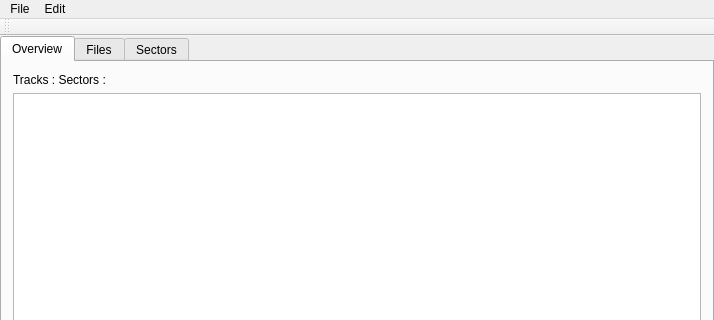
Above: DiskSwissKnife/diskswissknife.ui from cpcsdk/cpctools before the change; both pictures show x 0 to 714 and y 0 to 320 of the 714 by 667 pixel window. Below: the same form after it.
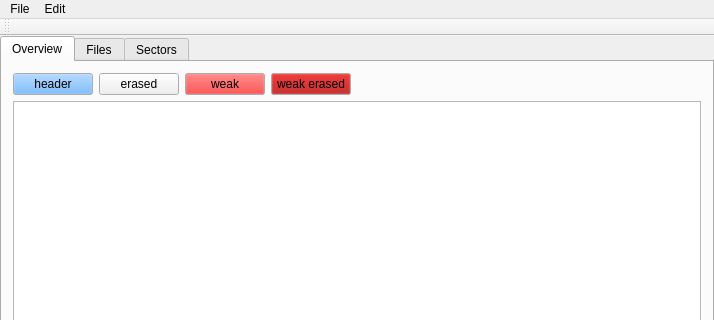
That is the form after the change. The open tabs and pages were chosen to show the change. Custom widgets are drawn as their Qt base class.

Commit message: * Reloaded : remove disk editor since it is now an external app  * reloaded fdc : track info stores gap3 (not used for emulation, but used for DiskSwissKnife)  * Reloaded : change FDC access logging to display more info  * Reloaded : some tweaks to the fdc code. Will be replaced by OffseT's one eventually.  * DiskSwissKnife : lots of improvements. draw the max size of a track to help detecting broken dsk files (there are a lot), browse around sectors

Patch:
```diff
--- a/DiskSwissKnife/diskswissknife.ui
+++ b/DiskSwissKnife/diskswissknife.ui
@@ -32,11 +32,169 @@
        </attribute>
        <layout class="QVBoxLayout" name="verticalLayout_2">
         <item>
-         <widget class="QLabel" name="dskInfoLabel">
-          <property name="text">
-           <string>Tracks : Sectors :</string>
-          </property>
-         </widget>
+         <layout class="QHBoxLayout" name="horizontalLayout_3">
+          <item>
+           <widget class="QPushButton" name="pushButton_3">
+            <property name="enabled">
+             <bool>true</bool>
+            </property>
+            <property name="palette">
+             <palette>
+              <active>
+               <colorrole role="Button">
+                <brush brushstyle="SolidPattern">
+                 <color alpha="255">
+                  <red>85</red>
+                  <green>170</green>
+                  <blue>255</blue>
+                 </color>
+                </brush>
+               </colorrole>
+              </active>
+              <inactive>
+               <colorrole role="Button">
+                <brush brushstyle="SolidPattern">
+                 <color alpha="255">
+                  <red>85</red>
+                  <green>170</green>
+                  <blue>255</blue>
+                 </color>
+                </brush>
+               </colorrole>
+              </inactive>
+              <disabled>
+               <colorrole role="Button">
+                <brush brushstyle="SolidPattern">
+                 <color alpha="255">
+                  <red>85</red>
+                  <green>170</green>
+                  <blue>255</blue>
+                 </color>
+                </brush>
+               </colorrole>
+              </disabled>
+             </palette>
+            </property>
+            <property name="text">
+             <string>header</string>
+            </property>
+            <property name="flat">
+             <bool>false</bool>
+            </property>
+           </widget>
+          </item>
+          <item>
+           <widget class="QPushButton" name="pushButton_4">
+            <property name="text">
+             <string>erased</string>
+            </property>
+            <property name="flat">
+             <bool>false</bool>
+            </property>
+           </widget>
+          </item>
+          <item>
+           <widget class="QPushButton" name="pushButton_5">
+            <property name="palette">
+             <palette>
+              <active>
+               <colorrole role="Button">
+                <brush brushstyle="SolidPattern">
+                 <color alpha="255">
+                  <red>255</red>
+                  <green>0</green>
+                  <blue>0</blue>
+                 </color>
+                </brush>
+               </colorrole>
+              </active>
+              <inactive>
+               <colorrole role="Button">
+                <brush brushstyle="SolidPattern">
+                 <color alpha="255">
+                  <red>255</red>
+                  <green>0</green>
+                  <blue>0</blue>
+                 </color>
+                </brush>
+               </colorrole>
+              </inactive>
+              <disabled>
+               <colorrole role="Button">
+                <brush brushstyle="SolidPattern">
+                 <color alpha="255">
+                  <red>255</red>
+                  <green>0</green>
+                  <blue>0</blue>
+                 </color>
+                </brush>
+               </colorrole>
+              </disabled>
+             </palette>
+            </property>
+            <property name="text">
+             <string>weak</string>
+            </property>
+           </widget>
+          </item>
+          <item>
+           <widget class="QPushButton" name="pushButton_6">
+            <property name="palette">
+             <palette>
+              <active>
+               <colorrole role="Button">
+                <brush brushstyle="SolidPattern">
+                 <color alpha="255">
+                  <red>170</red>
+                  <green>0</green>
+                  <blue>0</blue>
+                 </color>
+                </brush>
+               </colorrole>
+              </active>
+              <inactive>
+               <colorrole role="Button">
+                <brush brushstyle="SolidPattern">
+                 <color alpha="255">
+                  <red>170</red>
+                  <green>0</green>
+                  <blue>0</blue>
+                 </color>
+                </brush>
+               </colorrole>
+              </inactive>
+              <disabled>
+               <colorrole role="Button">
+                <brush brushstyle="SolidPattern">
+                 <color alpha="255">
+                  <red>170</red>
+                  <green>0</green>
+                  <blue>0</blue>
+                 </color>
+                </brush>
+               </colorrole>
+              </disabled>
+             </palette>
+            </property>
+            <property name="text">
+             <string>weak erased</string>
+            </property>
+           </widget>
+          </item>
+          <item>
+           <spacer name="horizontalSpacer">
+            <property name="orientation">
+             <enum>Qt::Horizontal</enum>
+            </property>
+            <property name="sizeHint" stdset="0">
+             <size>
+              <width>40</width>
+              <height>20</height>
+             </size>
+            </property>
+           </spacer>
+          </item>
+         </layout>
         </item>
         <item>
          <widget class="QGraphicsView" name="overviewSectors"/>
```
Left out of the diff: 2 changed lines with no effect on the pictures. The commit also changes 15 other files.
